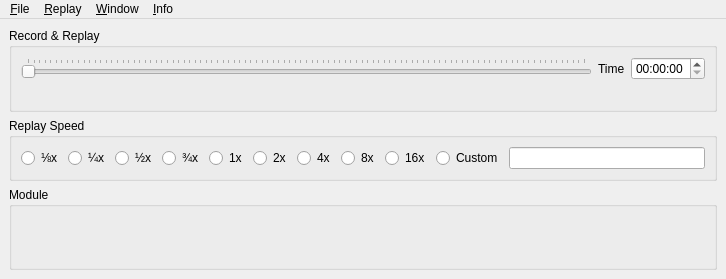
Qt form src/UserInterface/src/MainWindow.ui (till213/SkyDolly) before a commit.
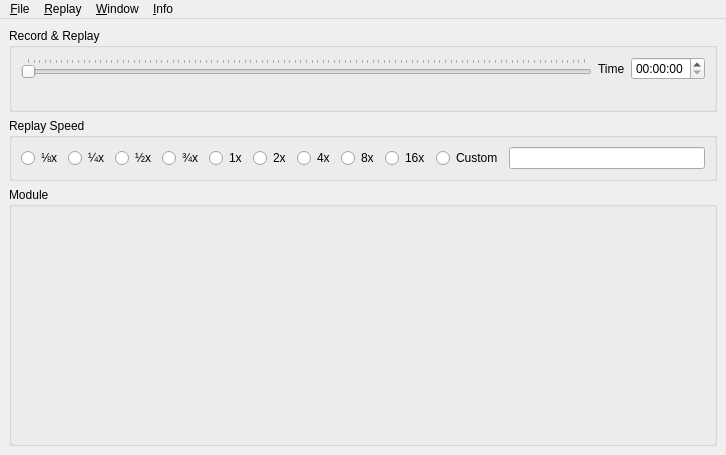
The same form after that commit. Icons and pictures are not drawn.

Commit message: Adjust size upon layout change

What changed in the file:
```diff
--- a/src/UserInterface/src/MainWindow.ui
+++ b/src/UserInterface/src/MainWindow.ui
@@ -7,9 +7,21 @@
     <x>0</x>
     <y>0</y>
     <width>726</width>
-    <height>279</height>
+    <height>455</height>
    </rect>
   </property>
+  <property name="sizePolicy">
+   <sizepolicy hsizetype="Minimum" vsizetype="Minimum">
+    <horstretch>0</horstretch>
+    <verstretch>0</verstretch>
+   </sizepolicy>
+  </property>
+  <property name="minimumSize">
+   <size>
+    <width>200</width>
+    <height>200</height>
+   </size>
+  </property>
   <property name="windowTitle">
    <string>Sky Dolly</string>
   </property>
@@ -17,7 +29,16 @@
    <bool>true</bool>
   </property>
   <widget class="QWidget" name="centralWidget">
+   <property name="sizePolicy">
+    <sizepolicy hsizetype="Minimum" vsizetype="Minimum">
+     <horstretch>0</horstretch>
+     <verstretch>0</verstretch>
+    </sizepolicy>
+   </property>
    <layout class="QVBoxLayout" name="centralLayout">
+    <property name="sizeConstraint">
+     <enum>QLayout::SetMinimumSize</enum>
+    </property>
     <item>
      <widget class="QGroupBox" name="replayGroupBox">
       <property name="sizePolicy">
```
Left out of the diff: 6 changed lines with no effect on the pictures. The commit also changes 2 other files.
